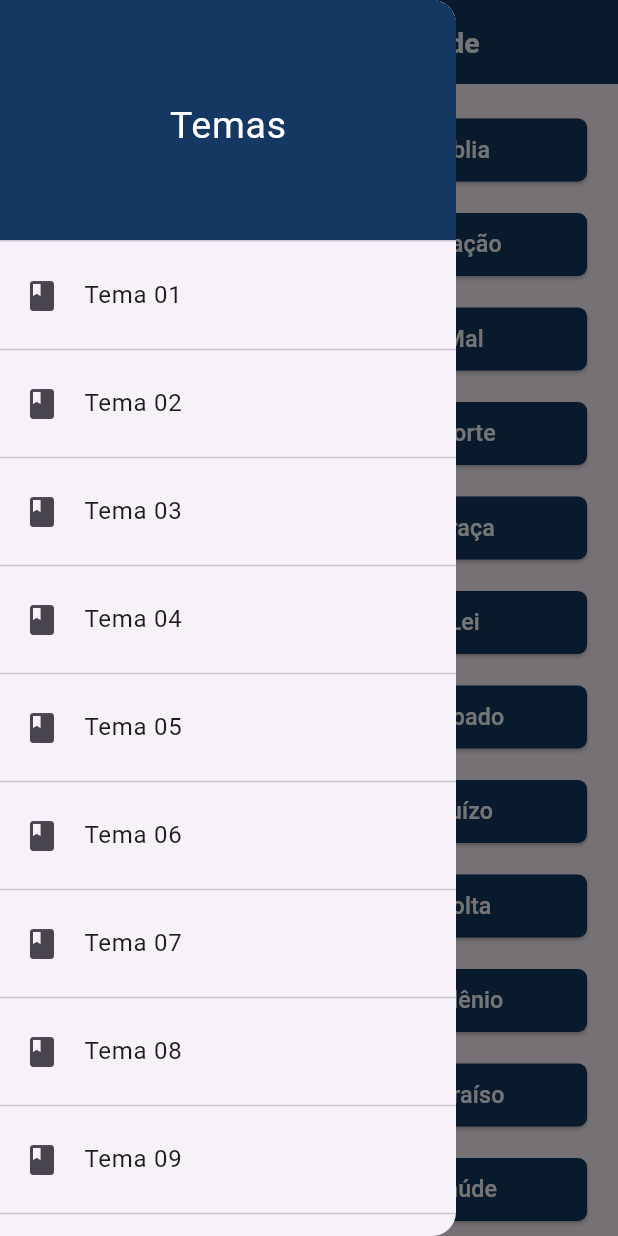
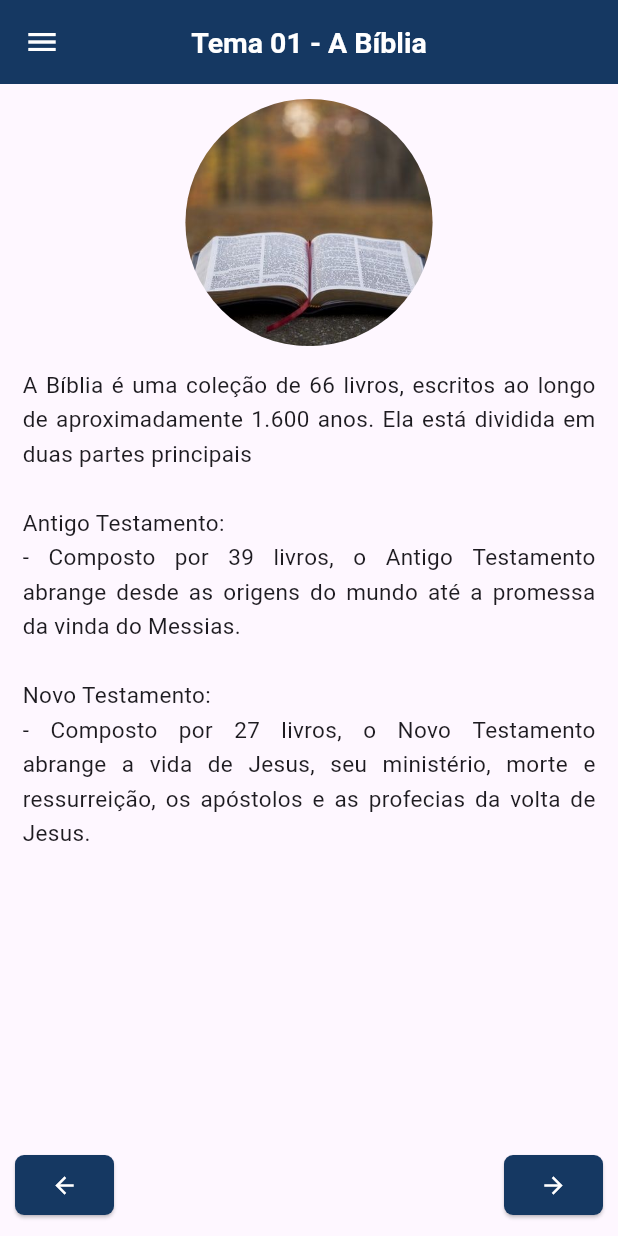
Before and after one commit to JoseJacsanCode/appEstudoBiblico, a Flutter app: the screen it shows after launch, in the side drawer, after a tap on "Tema 01", on a phone screen of 412 x 824 dp. Run offline on Flutter 3.47's test engine with Material 3 defaults, Android fonts, the phone set to English and light mode, and no system bars.

Commit message:
Escrevendo o primeiro tema

```diff
--- a/lib/main.dart
+++ b/lib/main.dart
@@ -1,4 +1,6 @@
 import 'package:app_estudo_biblico/pages/home_page.dart';
+import 'package:app_estudo_biblico/pages/tema_01_biblia_page.dart';
+import 'package:app_estudo_biblico/pages/tema_02_oracao_page.dart';
 import 'package:flutter/material.dart';
 
 void main() {
@@ -15,6 +17,8 @@ class MyWidget extends StatelessWidget {
       initialRoute: '/',
       routes: {
         '/' :(context) => HomePage(),
+        '/tema01Biblia' : (context) => Tema01BibliaPage(),
+        '/tema02Oracao' :(context) => Tema02OracaoPage()
       },
     );
   }
--- a/lib/pages/home_page.dart
+++ b/lib/pages/home_page.dart
@@ -1,6 +1,6 @@
-import 'package:app_estudo_biblico/widgets/buttons_widget.dart';
 import 'package:app_estudo_biblico/widgets/custom_app_bar_widget.dart';
 import 'package:app_estudo_biblico/widgets/custom_drawer_widget.dart';
+import 'package:app_estudo_biblico/widgets/study_themes_widgets.dart';
 import 'package:flutter/material.dart';
 
 class HomePage extends StatelessWidget {
@@ -9,27 +9,11 @@ class HomePage extends StatelessWidget {
   @override
   Widget build(BuildContext context) {
     return Scaffold(
-      appBar: CustomAppBarWidget(title: 'Estudo Bíblico - A Verdade'),
-      drawer: CustomDrawerWidget(),
-      body: ButtonsWidget(),
+      appBar: const CustomAppBarWidget(
+        title: 'Estudo Bíblico - A Verdade',
+      ),
+      drawer: const CustomDrawerWidget(),
+      body: const StudyThemesWidgets(),
     );
   }
 }
-
-/*
-Tema 01 - A Verdade sobre a Bíblia
-Tema 02 - A Verdade sobre a Oração
-Tema 03 - A Verdade sobre o Mal
-Tema 04 - A Verdade sobre a Morte
-Tema 05 - A Verdade sobre a Graça
-Tema 06 - A Verdade sobre a Lei
-Tema 07 - A Verdade sobre o Sábado
-
-
-
-
-
-
-
-
- */
--- /dev/null
+++ b/lib/pages/tema_01_biblia_page.dart
@@ -0,0 +1,61 @@
+import 'package:app_estudo_biblico/widgets/arrow_buttons.dart';
+import 'package:app_estudo_biblico/widgets/custom_app_bar_widget.dart';
+import 'package:app_estudo_biblico/widgets/custom_drawer_widget.dart';
+import 'package:flutter/material.dart';
+
+class Tema01BibliaPage extends StatelessWidget {
+  static const String conteudo = '''
+A Bíblia é uma coleção de 66 livros, escritos ao longo de aproximadamente 1.600 anos. Ela está dividida em duas partes principais
+
+Antigo Testamento:
+    - Composto por 39 livros, o Antigo Testamento abrange desde as origens do mundo até a promessa da vinda do Messias.
+
+Novo Testamento:
+    - Composto por 27 livros, o Novo Testamento abrange a vida de Jesus, seu ministério, morte e ressurreição, os apóstolos e as profecias da volta de Jesus.
+''';
+
+  const Tema01BibliaPage({super.key});
+
+  @override
+  Widget build(BuildContext context) {
+    return Scaffold(
+      appBar: CustomAppBarWidget(title: 'Tema 01 - A Bíblia'),
+      drawer: CustomDrawerWidget(),
+      body: Stack(
+        children: [
+          SingleChildScrollView(
+            child: Column(
+              children: [
+                Padding(
+                  padding: const EdgeInsets.only(top: 10.0),
+                  child: SizedBox(
+                    height: MediaQuery.of(context).size.height * 0.2,
+                    width: double.infinity,
+                    child: DecoratedBox(
+                      decoration: BoxDecoration(
+                        shape: BoxShape.circle,
+                        image: DecorationImage(
+                          image: AssetImage('assets/imgs/bible.jpg'),
+                          fit: BoxFit.contain,
+                        ),
+                      ),
+                    ),
+                  ),
+                ),
+                Padding(
+                  padding: const EdgeInsets.all(15.0),
+                  child: Text(
+                    conteudo,
+                    style: TextStyle(height: 1.5, fontSize: 15),
+                    textAlign: TextAlign.justify,
+                  ),
+                ),
+              ],
+            ),
+          ),
+          ArrowButtons(myRouteLeft: '/', myRouteRight: '/tema02Oracao'),
+        ],
+      ),
+    );
+  }
+}
--- /dev/null
+++ b/lib/pages/tema_02_oracao_page.dart
@@ -0,0 +1,19 @@
+import 'package:app_estudo_biblico/widgets/arrow_buttons.dart';
+import 'package:app_estudo_biblico/widgets/custom_app_bar_widget.dart';
+import 'package:flutter/material.dart';
+
+class Tema02OracaoPage extends StatelessWidget {
+  const Tema02OracaoPage({super.key});
+
+  @override
+  Widget build(BuildContext context) {
+    return Scaffold(
+      appBar: CustomAppBarWidget(title: 'Tema 02 - A Oração'),
+      body: Stack(
+        children: [
+          ArrowButtons(myRouteLeft: '/tema01Biblia', myRouteRight: ''),
+        ],
+      ),
+    );
+  }
+}
--- /dev/null
+++ b/lib/widgets/arrow_buttons.dart
@@ -0,0 +1,53 @@
+import 'package:flutter/material.dart';
+
+class ArrowButtons extends StatelessWidget {
+  final String myRouteLeft;
+  final String myRouteRight;
+
+  const ArrowButtons({
+    super.key,
+    required this.myRouteLeft,
+    required this.myRouteRight,
+  });
+
+  @override
+  Widget build(BuildContext context) {
+    return Column(
+      mainAxisAlignment: MainAxisAlignment.end,
+      children: [
+        Padding(
+          padding: const EdgeInsets.all(10.0),
+          child: Row(
+            mainAxisAlignment: MainAxisAlignment.spaceBetween,
+            children: [
+              ElevatedButton(
+                onPressed: () {
+                  Navigator.of(context).pushReplacementNamed(myRouteLeft);
+                },
+                style: ElevatedButton.styleFrom(
+                  backgroundColor: Color(0xFF153862),
+                  shape: RoundedRectangleBorder(
+                    borderRadius: BorderRadius.circular(6),
+                  ),
+                ),
+                child: Icon(Icons.arrow_back, color: Colors.white),
+              ),
+              ElevatedButton(
+                onPressed: () {
+                  Navigator.of(context).pushReplacementNamed(myRouteRight);
+                },
+                style: ElevatedButton.styleFrom(
+                  backgroundColor: Color(0xFF153862),
+                  shape: RoundedRectangleBorder(
+                    borderRadius: BorderRadius.circular(6),
+                  ),
+                ),
+                child: Icon(Icons.arrow_forward, color: Colors.white),
+              ),
+            ],
+          ),
+        ),
+      ],
+    );
+  }
+}
--- a/lib/widgets/button_theme_widget.dart
+++ b/lib/widgets/button_theme_widget.dart
@@ -2,16 +2,18 @@ import 'package:flutter/material.dart';
 
 class ButtonThemeWidget extends StatelessWidget {
   final String customText;
-  // final String myRoute;
+  final String myRoute;
 
-  const ButtonThemeWidget({super.key, required this.customText});
+  const ButtonThemeWidget({super.key, required this.customText, required this.myRoute});
 
   @override
   Widget build(BuildContext context) {
     return SizedBox(
       width: MediaQuery.of(context).size.width * 0.9,
       child: ElevatedButton(
-        onPressed: () {},
+        onPressed: () {
+          Navigator.of(context).pushReplacementNamed(myRoute);
+        },
         style: ElevatedButton.styleFrom(
           backgroundColor: Color(0xFF153862),
           shape: RoundedRectangleBorder(borderRadius: BorderRadius.circular(6)),
--- a/lib/widgets/buttons_widget.dart
+++ /dev/null
@@ -1,90 +0,0 @@
-import 'package:app_estudo_biblico/widgets/button_theme_widget.dart';
-import 'package:flutter/material.dart';
-
-class ButtonsWidget extends StatelessWidget {
-  const ButtonsWidget({super.key});
-
-  @override
-  Widget build(BuildContext context) {
-    return SingleChildScrollView(
-        child: Padding(
-          padding: EdgeInsets.all(20),
-          child: SizedBox(
-            width: MediaQuery.of(context).size.width,
-            child: Column(
-              crossAxisAlignment: CrossAxisAlignment.center,
-              children: [
-                ButtonThemeWidget(
-                  customText: 'Tema 01: A Verdade sobre a Bíblia',
-                ),
-                SizedBox(height: 15),
-                ButtonThemeWidget(
-                  customText: 'Tema 02 - A Verdade sobre a Oração',
-                ),
-                SizedBox(height: 15),
-                ButtonThemeWidget(
-                  customText: 'Tema 03 - A Verdade sobre a Mal',
-                ),
-                SizedBox(height: 15),
-                ButtonThemeWidget(
-                  customText: 'Tema 04 - A Verdade sobre a Morte',
-                ),
-                SizedBox(height: 15),
-                ButtonThemeWidget(
-                  customText: 'Tema 05 - A Verdade sobre a Graça',
-                ),
-                SizedBox(height: 15),
-                ButtonThemeWidget(
-                  customText: 'Tema 06 - A Verdade sobre a Lei',
-                ),
-                SizedBox(height: 15),
-                ButtonThemeWidget(
-                  customText: 'Tema 07 - A Verdade sobre o Sábado',
-                ),
-                SizedBox(height: 15),
-                ButtonThemeWidget(
-                  customText: 'Tema 08 - A Verdade sobre o Juízo',
-                ),
-                SizedBox(height: 15),
-                ButtonThemeWidget(
-                  customText: 'Tema 09 - A Verdade sobre a Volta',
-                ),
-                SizedBox(height: 15),
-                ButtonThemeWidget(
-                  customText: 'Tema 10 - A Verdade sobre o Milênio',
-                ),
-                SizedBox(height: 15),
-                ButtonThemeWidget(
-                  customText: 'Tema 11 - A Verdade sobre o Paraíso',
-                ),
-                SizedBox(height: 15),
-                ButtonThemeWidget(
-                  customText: 'Tema 12 - A Verdade sobre a Saúde',
-                ),
-                SizedBox(height: 15),
-                ButtonThemeWidget(
-                  customText: 'Tema 13 - A Verdade sobre a Profecia',
-                ),
-                SizedBox(height: 15),
-                ButtonThemeWidget(
-                  customText: 'Tema 14 - A Verdade sobre a Igreja',
-                ),
-                SizedBox(height: 15),
-                ButtonThemeWidget(
-                  customText: 'Tema 15 - A Verdade sobre o Dízimo',
-                ),
-                SizedBox(height: 15),
-                ButtonThemeWidget(
-                  customText: 'Tema 15 - A Verdade sobre o Dízimo',
-                ),
-                SizedBox(height: 15),
-                ButtonThemeWidget(
-                  customText: 'Tema 16 - A Verdade sobre o Batismo',
-                ),
-              ],
-            ),
-          ),
-        ),
-      );
-  }
-}
--- a/lib/widgets/custom_app_bar_widget.dart
+++ b/lib/widgets/custom_app_bar_widget.dart
@@ -3,8 +3,13 @@ import 'package:flutter/material.dart';
 class CustomAppBarWidget extends StatelessWidget
     implements PreferredSizeWidget {
   final String title;
+  final double? fontSize;
 
-  const CustomAppBarWidget({super.key, required this.title});
+  const CustomAppBarWidget({
+    super.key,
+    required this.title,
+    this.fontSize = 19,
+  });
 
   @override
   Widget build(BuildContext context) {
@@ -12,7 +17,7 @@ class CustomAppBarWidget extends StatelessWidget
       title: Text(title),
       titleTextStyle: TextStyle(
         color: Colors.white,
-        fontSize: 19,
+        fontSize: fontSize,
         fontWeight: FontWeight.w600,
       ),
       centerTitle: true,
--- a/lib/widgets/custom_drawer_widget.dart
+++ b/lib/widgets/custom_drawer_widget.dart
@@ -21,128 +21,98 @@ class CustomDrawerWidget extends StatelessWidget {
             leading: Icon(Icons.book),
             title: Text('Tema 01'),
             onTap: () {
-
+              Navigator.of(context).pushReplacementNamed('/tema01Biblia');
             },
           ),
           Divider(),
           ListTile(
             leading: Icon(Icons.book),
             title: Text('Tema 02'),
-            onTap: () {
-
-            },
+            onTap: () {},
           ),
           Divider(),
           ListTile(
             leading: Icon(Icons.book),
             title: Text('Tema 03'),
-            onTap: () {
-
-            },
+            onTap: () {},
           ),
           Divider(),
           ListTile(
             leading: Icon(Icons.book),
             title: Text('Tema 04'),
-            onTap: () {
-
-            },
+            onTap: () {},
           ),
           Divider(),
           ListTile(
             leading: Icon(Icons.book),
             title: Text('Tema 05'),
-            onTap: () {
-
-            },
+            onTap: () {},
           ),
           Divider(),
           ListTile(
             leading: Icon(Icons.book),
             title: Text('Tema 06'),
-            onTap: () {
-
-            },
+            onTap: () {},
           ),
           Divider(),
           ListTile(
             leading: Icon(Icons.book),
             title: Text('Tema 07'),
-            onTap: () {
-
-            },
+            onTap: () {},
           ),
           Divider(),
           ListTile(
             leading: Icon(Icons.book),
             title: Text('Tema 08'),
-            onTap: () {
-
-            },
+            onTap: () {},
           ),
           Divider(),
           ListTile(
             leading: Icon(Icons.book),
             title: Text('Tema 09'),
-            onTap: () {
-
-            },
+            onTap: () {},
           ),
           Divider(),
           ListTile(
             leading: Icon(Icons.book),
             title: Text('Tema 10'),
-            onTap: () {
-
-            },
+            onTap: () {},
           ),
           Divider(),
           ListTile(
             leading: Icon(Icons.book),
             title: Text('Tema 11'),
-            onTap: () {
-
-            },
+            onTap: () {},
           ),
           Divider(),
           ListTile(
             leading: Icon(Icons.book),
             title: Text('Tema 12'),
-            onTap: () {
-
-            },
+            onTap: () {},
           ),
           Divider(),
           ListTile(
             leading: Icon(Icons.book),
             title: Text('Tema 13'),
-            onTap: () {
-
-            },
+            onTap: () {},
           ),
           Divider(),
           ListTile(
             leading: Icon(Icons.book),
             title: Text('Tema 14'),
-            onTap: () {
-
-            },
+            onTap: () {},
           ),
           Divider(),
           ListTile(
             leading: Icon(Icons.book),
             title: Text('Tema 15'),
-            onTap: () {
-
-            },
+            onTap: () {},
           ),
           Divider(),
           ListTile(
             leading: Icon(Icons.book),
             title: Text('Tema 16'),
-            onTap: () {
-
-            },
+            onTap: () {},
           ),
           Divider(),
         ],
--- /dev/null
+++ b/lib/widgets/study_themes_widgets.dart
@@ -0,0 +1,92 @@
+import 'package:app_estudo_biblico/widgets/button_theme_widget.dart';
+import 'package:flutter/material.dart';
+
+class StudyThemesWidgets extends StatelessWidget {
+  const StudyThemesWidgets({super.key});
+
+  @override
+  Widget build(BuildContext context) {
+    return SingleChildScrollView(
+        child: Padding(
+          padding: EdgeInsets.all(20),
+          child: SizedBox(
+            width: MediaQuery.of(context).size.width,
+            child: Column(
+              crossAxisAlignment: CrossAxisAlignment.center,
+              children: [
+                ButtonThemeWidget(
+                  customText: 'Tema 01 - A Verdade sobre a Bíblia',
+                  myRoute: '/tema01Biblia',
+                ),
+                SizedBox(height: 15),
+                ButtonThemeWidget(
+                  customText: 'Tema 02 - A Verdade sobre a Oração',
+                  myRoute: '/tema02Oracao',
+                ),
+                // SizedBox(height: 15),
+                // ButtonThemeWidget(
+                //   customText: 'Tema 03 - A Verdade sobre a Mal',
+                // ),
+                // SizedBox(height: 15),
+                // ButtonThemeWidget(
+                //   customText: 'Tema 04 - A Verdade sobre a Morte',
+                // ),
+                // SizedBox(height: 15),
+                // ButtonThemeWidget(
+                //   customText: 'Tema 05 - A Verdade sobre a Graça',
+                // ),
+                // SizedBox(height: 15),
+                // ButtonThemeWidget(
+                //   customText: 'Tema 06 - A Verdade sobre a Lei',
+                // ),
+                // SizedBox(height: 15),
+                // ButtonThemeWidget(
+                //   customText: 'Tema 07 - A Verdade sobre o Sábado',
+                // ),
+                // SizedBox(height: 15),
+                // ButtonThemeWidget(
+                //   customText: 'Tema 08 - A Verdade sobre o Juízo',
+                // ),
+                // SizedBox(height: 15),
+                // ButtonThemeWidget(
+                //   customText: 'Tema 09 - A Verdade sobre a Volta',
+                // ),
+                // SizedBox(height: 15),
+                // ButtonThemeWidget(
+                //   customText: 'Tema 10 - A Verdade sobre o Milênio',
+                // ),
+                // SizedBox(height: 15),
+                // ButtonThemeWidget(
+                //   customText: 'Tema 11 - A Verdade sobre o Paraíso',
+                // ),
+                // SizedBox(height: 15),
+                // ButtonThemeWidget(
+                //   customText: 'Tema 12 - A Verdade sobre a Saúde',
+                // ),
+                // SizedBox(height: 15),
+                // ButtonThemeWidget(
+                //   customText: 'Tema 13 - A Verdade sobre a Profecia',
+                // ),
+                // SizedBox(height: 15),
+                // ButtonThemeWidget(
+                //   customText: 'Tema 14 - A Verdade sobre a Igreja',
+                // ),
+                // SizedBox(height: 15),
+                // ButtonThemeWidget(
+                //   customText: 'Tema 15 - A Verdade sobre o Dízimo',
+                // ),
+                // SizedBox(height: 15),
+                // ButtonThemeWidget(
+                //   customText: 'Tema 15 - A Verdade sobre o Dízimo',
+                // ),
+                // SizedBox(height: 15),
+                // ButtonThemeWidget(
+                //   customText: 'Tema 16 - A Verdade sobre o Batismo',
+                // ),
+              ],
+            ),
+          ),
+        ),
+      );
+  }
+}
--- a/pubspec.yaml
+++ b/pubspec.yaml
@@ -17,3 +17,5 @@ dev_dependencies:
 
 flutter:
   uses-material-design: true
+  assets:
+    - assets/imgs/bible.jpg
```
Also changed, not shown: assets/imgs/bible.jpg (added).
